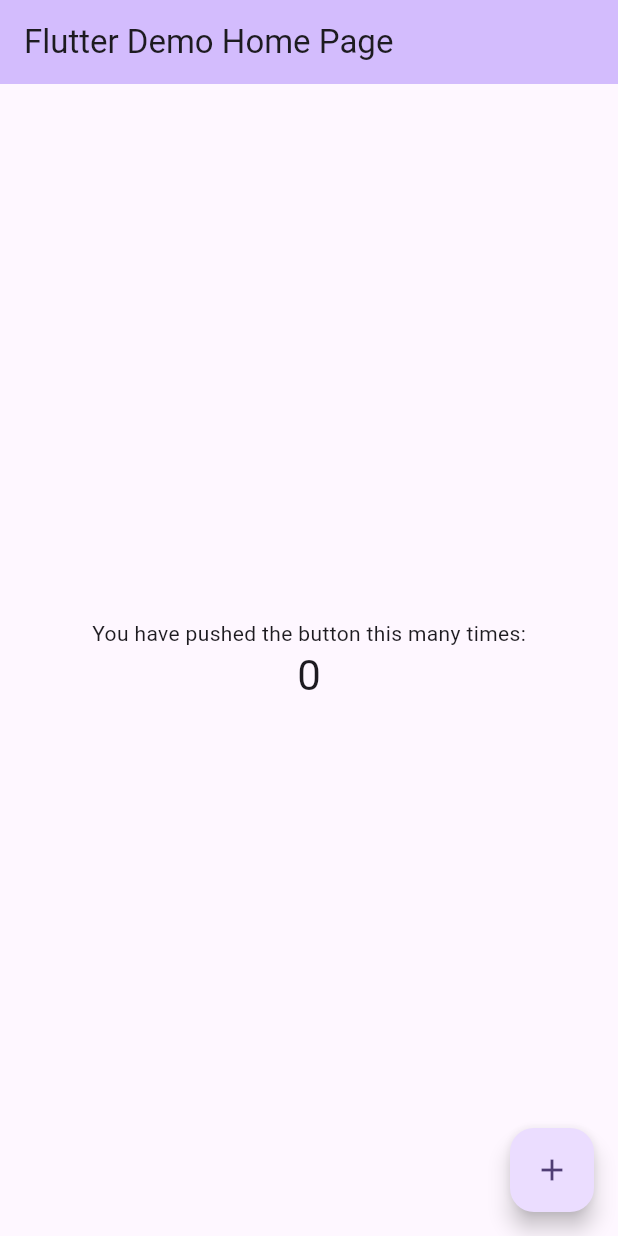
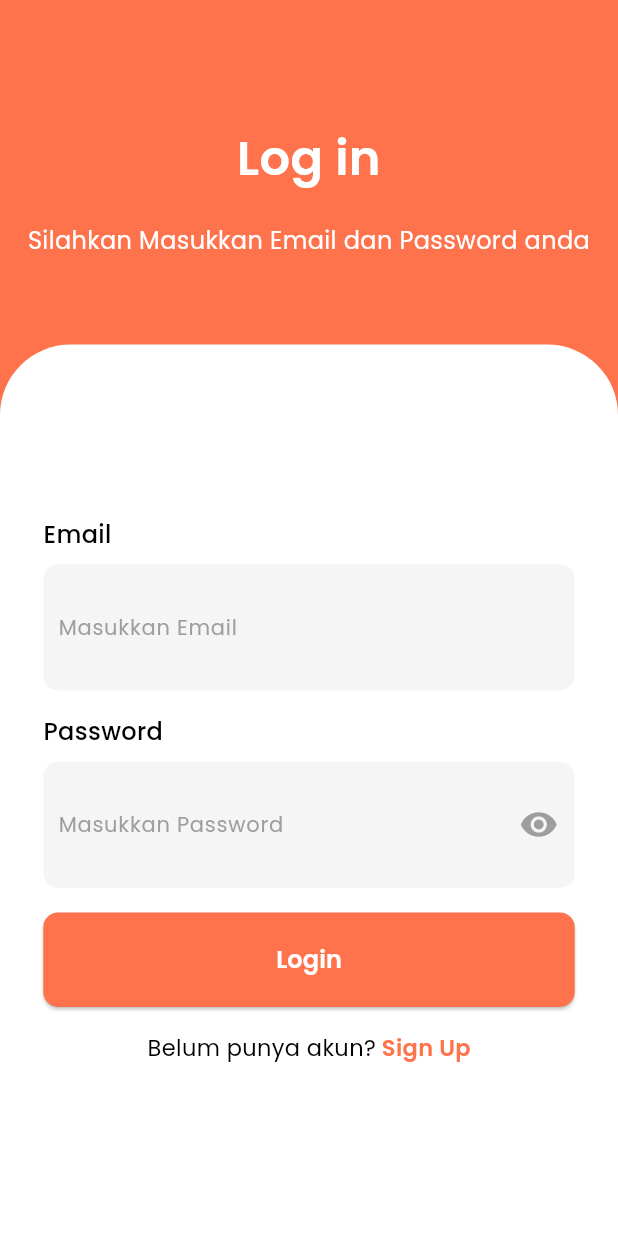
Before and after one commit to Resep-in/resepin-app, a Flutter app: the screen it shows after launch, on a phone screen of 412 x 824 dp. Run offline on Flutter 3.47's test engine with Material 3 defaults, Android fonts, the phone set to English and light mode, and no system bars; our stand-ins replace get, google_fonts.

Commit message:
feat: login

```diff
--- a/lib/main.dart
+++ b/lib/main.dart
@@ -1,4 +1,6 @@
 import 'package:flutter/material.dart';
+import 'package:get/get.dart';
+import 'package:resepin/pages/on_boarding/splash_screen.dart';
 
 void main() {
   runApp(const MyApp());
@@ -10,113 +12,10 @@ class MyApp extends StatelessWidget {
   // This widget is the root of your application.
   @override
   Widget build(BuildContext context) {
-    return MaterialApp(
-      title: 'Flutter Demo',
-      theme: ThemeData(
-        // This is the theme of your application.
-        //
-        // TRY THIS: Try running your application with "flutter run". You'll see
-        // the application has a purple toolbar. Then, without quitting the app,
-        // try changing the seedColor in the colorScheme below to Colors.green
-        // and then invoke "hot reload" (save your changes or press the "hot
-        // reload" button in a Flutter-supported IDE, or press "r" if you used
-        // the command line to start the app).
-        //
-        // Notice that the counter didn't reset back to zero; the application
-        // state is not lost during the reload. To reset the state, use hot
-        // restart instead.
-        //
-        // This works for code too, not just values: Most code changes can be
-        // tested with just a hot reload.
-        colorScheme: ColorScheme.fromSeed(seedColor: Colors.deepPurple),
-      ),
-      home: const MyHomePage(title: 'Flutter Demo Home Page'),
+    return GetMaterialApp(
+      title: 'Resepin',
+      home: const SplashScreenPage(),
+      debugShowCheckedModeBanner: false,
     );
   }
 }
-
-class MyHomePage extends StatefulWidget {
-  const MyHomePage({super.key, required this.title});
-
-  // This widget is the home page of your application. It is stateful, meaning
-  // that it has a State object (defined below) that contains fields that affect
-  // how it looks.
-
-  // This class is the configuration for the state. It holds the values (in this
-  // case the title) provided by the parent (in this case the App widget) and
-  // used by the build method of the State. Fields in a Widget subclass are
-  // always marked "final".
-
-  final String title;
-
-  @override
-  State<MyHomePage> createState() => _MyHomePageState();
-}
-
-class _MyHomePageState extends State<MyHomePage> {
-  int _counter = 0;
-
-  void _incrementCounter() {
-    setState(() {
-      // This call to setState tells the Flutter framework that something has
-      // changed in this State, which causes it to rerun the build method below
-      // so that the display can reflect the updated values. If we changed
-      // _counter without calling setState(), then the build method would not be
-      // called again, and so nothing would appear to happen.
-      _counter++;
-    });
-  }
-
-  @override
-  Widget build(BuildContext context) {
-    // This method is rerun every time setState is called, for instance as done
-    // by the _incrementCounter method above.
-    //
-    // The Flutter framework has been optimized to make rerunning build methods
-    // fast, so that you can just rebuild anything that needs updating rather
-    // than having to individually change instances of widgets.
-    return Scaffold(
-      appBar: AppBar(
-        // TRY THIS: Try changing the color here to a specific color (to
-        // Colors.amber, perhaps?) and trigger a hot reload to see the AppBar
-        // change color while the other colors stay the same.
-        backgroundColor: Theme.of(context).colorScheme.inversePrimary,
-        // Here we take the value from the MyHomePage object that was created by
-        // the App.build method, and use it to set our appbar title.
-        title: Text(widget.title),
-      ),
-      body: Center(
-        // Center is a layout widget. It takes a single child and positions it
-        // in the middle of the parent.
-        child: Column(
-          // Column is also a layout widget. It takes a list of children and
-          // arranges them vertically. By default, it sizes itself to fit its
-          // children horizontally, and tries to be as tall as its parent.
-          //
-          // Column has various properties to control how it sizes itself and
-          // how it positions its children. Here we use mainAxisAlignment to
-          // center the children vertically; the main axis here is the vertical
-          // axis because Columns are vertical (the cross axis would be
-          // horizontal).
-          //
-          // TRY THIS: Invoke "debug painting" (choose the "Toggle Debug Paint"
-          // action in the IDE, or press "p" in the console), to see the
-          // wireframe for each widget.
-          mainAxisAlignment: MainAxisAlignment.center,
-          children: <Widget>[
-            const Text('You have pushed the button this many times:'),
-            Text(
-              '$_counter',
-              style: Theme.of(context).textTheme.headlineMedium,
-            ),
-          ],
-        ),
-      ),
-      floatingActionButton: FloatingActionButton(
-        onPressed: _incrementCounter,
-        tooltip: 'Increment',
-        child: const Icon(Icons.add),
-      ), // This trailing comma makes auto-formatting nicer for build methods.
-    );
-  }
-}
--- /dev/null
+++ b/lib/pages/on_boarding/auth/login_page.dart
@@ -0,0 +1,214 @@
+import 'package:flutter/material.dart';
+import 'package:google_fonts/google_fonts.dart';
+import 'package:resepin/theme/appColors.dart';
+
+class LoginPage extends StatefulWidget {
+  const LoginPage({super.key});
+
+  @override
+  State<LoginPage> createState() => _LoginPageState();
+}
+
+class _LoginPageState extends State<LoginPage> {
+  final TextEditingController _emailController = TextEditingController();
+  final TextEditingController _passwordController = TextEditingController();
+  bool _obsecurePassword = true;
+
+  @override
+  Widget build(BuildContext context) {
+    final height = MediaQuery.of(context).size.height;
+    final width = MediaQuery.of(context).size.width;
+    return Scaffold(
+      backgroundColor: AppColors.primary,
+      body: Padding(
+        padding: EdgeInsets.only(top: height * 0.1),
+        child: Center(
+          child: Column(
+            children: [
+              // header
+              Text(
+                "Log in",
+                style: GoogleFonts.poppins(
+                  color: Colors.white,
+                  fontSize: 32,
+                  fontWeight: FontWeight.w600,
+                ),
+                textAlign: TextAlign.center,
+              ),
+              SizedBox(height: height * 0.025),
+              Text(
+                "Silahkan Masukkan Email dan Password anda",
+                style: GoogleFonts.poppins(
+                  color: Colors.white,
+                  fontSize: 16,
+                  fontWeight: FontWeight.w400,
+                ),
+                textAlign: TextAlign.center,
+              ),
+              SizedBox(height: height * 0.07),
+
+              //batas header
+              Expanded(
+                child: Container(
+                  decoration: BoxDecoration(
+                    color: Colors.white,
+                    borderRadius: BorderRadius.only(
+                      topLeft: Radius.circular(47),
+                      topRight: Radius.circular(47),
+                    ),
+                  ),
+                  child: Padding(
+                    padding: EdgeInsets.symmetric(horizontal: width * 0.07),
+                    child: Column(
+                      mainAxisAlignment: MainAxisAlignment.center,
+                      crossAxisAlignment: CrossAxisAlignment.start,
+                      children: [
+                        // email
+                        Text(
+                          "Email",
+                          style: GoogleFonts.poppins(
+                            color: Colors.black,
+                            fontSize: 16,
+                            fontWeight: FontWeight.w500,
+                          ),
+                        ),
+                        SizedBox(height: height * 0.01),
+                        Container(
+                          decoration: BoxDecoration(
+                            color: AppColors.grey,
+                            borderRadius: BorderRadius.circular(10),
+                          ),
+                          child: TextField(
+                            controller: _emailController,
+                            decoration: InputDecoration(
+                              hintText: "Masukkan Email",
+                              hintStyle: GoogleFonts.poppins(
+                                color: Colors.grey,
+                                fontSize: 14,
+                              ),
+                              border: InputBorder.none,
+                              contentPadding: EdgeInsets.symmetric(
+                                vertical: 30,
+                                horizontal: 10,
+                              ),
+                            ),
+                          ),
+                        ),
+                        // end email
+                        SizedBox(height: height * 0.02),
+                        // password
+                        Text(
+                          "Password",
+                          style: GoogleFonts.poppins(
+                            color: Colors.black,
+                            fontSize: 16,
+                            fontWeight: FontWeight.w500,
+                          ),
+                        ),
+                        SizedBox(height: height * 0.01),
+                        Container(
+                          decoration: BoxDecoration(
+                            color: AppColors.grey,
+                            borderRadius: BorderRadius.circular(10),
+                          ),
+                          child: TextField(
+                            controller: _passwordController,
+                            obscureText: _obsecurePassword,
+                            decoration: InputDecoration(
+                              hintText: "Masukkan Password",
+                              hintStyle: GoogleFonts.poppins(
+                                color: Colors.grey,
+                                fontSize: 14,
+                              ),
+                              border: InputBorder.none,
+                              contentPadding: EdgeInsets.symmetric(
+                                vertical: 30,
+                                horizontal: 10,
+                              ),
+                              suffixIcon: IconButton(
+                                onPressed: () {
+                                  setState(() {
+                                    _obsecurePassword = !_obsecurePassword;
+                                  });
+                                },
+                                icon: Icon(
+                                  _obsecurePassword
+                                      ? Icons.visibility
+                                      : Icons.visibility_off,
+                                  size: 26,
+                                ),
+                                color: Colors.grey,
+                              ),
+                            ),
+                          ),
+                        ),
+                        // end password
+                        SizedBox(height: height * 0.02),
+
+                        // button login
+                        SizedBox(
+                          width: double.infinity,
+                          child: ElevatedButton(
+                            onPressed: () {
+                              print("login");
+                            },
+                            style: ElevatedButton.styleFrom(
+                              backgroundColor: AppColors.primary,
+                              shape: RoundedRectangleBorder(
+                                borderRadius: BorderRadius.circular(10),
+                              ),
+                              padding: EdgeInsets.symmetric(vertical: 20),
+                            ),
+                            child: Text(
+                              "Login",
+                              style: GoogleFonts.poppins(
+                                color: Colors.white,
+                                fontSize: 16,
+                                fontWeight: FontWeight.w600,
+                              ),
+                            ),
+                          ),
+                        ),
+
+                        SizedBox(height: height * 0.02),
+                        // button register
+                        Row(
+                            mainAxisAlignment: MainAxisAlignment.center,
+                            children: [
+                              Text(
+                                "Belum punya akun?",
+                                style: GoogleFonts.poppins(
+                                  color: Colors.black,
+                                  fontSize: 15,
+                                  fontWeight: FontWeight.w400,
+                                ),
+                                textAlign: TextAlign.center,
+                              ),
+
+                              GestureDetector(
+                                // onTap: () {
+                                //   Navigator.pushNamed(context, '/register');
+                                // },
+                                child: Text(
+                                  " Sign Up",
+                                  style: GoogleFonts.poppins(
+                                    color: AppColors.primary,
+                                    fontSize: 15,
+                                    fontWeight: FontWeight.w600,
+                                  ),
+                                ),
+                              ),
+                            ],
+                          ),
+                      ],
+                    ),
+                  ),
+                ),
+              ),
+            ],
+          ),
+        ),
+      ),
+    );
+  }
+}
--- /dev/null
+++ b/lib/theme/appColors.dart
@@ -0,0 +1,6 @@
+import 'dart:ui';
+
+class AppColors {
+  static const Color primary = Color(0xFFFE724C);
+  static const Color grey = Color(0xFFF5F5F5);
+}
--- a/pubspec.yaml
+++ b/pubspec.yaml
@@ -34,6 +34,8 @@ dependencies:
   # The following adds the Cupertino Icons font to your application.
   # Use with the CupertinoIcons class for iOS style icons.
   cupertino_icons: ^1.0.8
+  get: ^4.7.2
+  google_fonts: ^6.2.1
 
 dev_dependencies:
   flutter_test:
```
Also changed, not shown: lib/pages/on_boarding/splash_screen.dart (added, +135 -0 lines), pubspec.lock, 8 other files.
